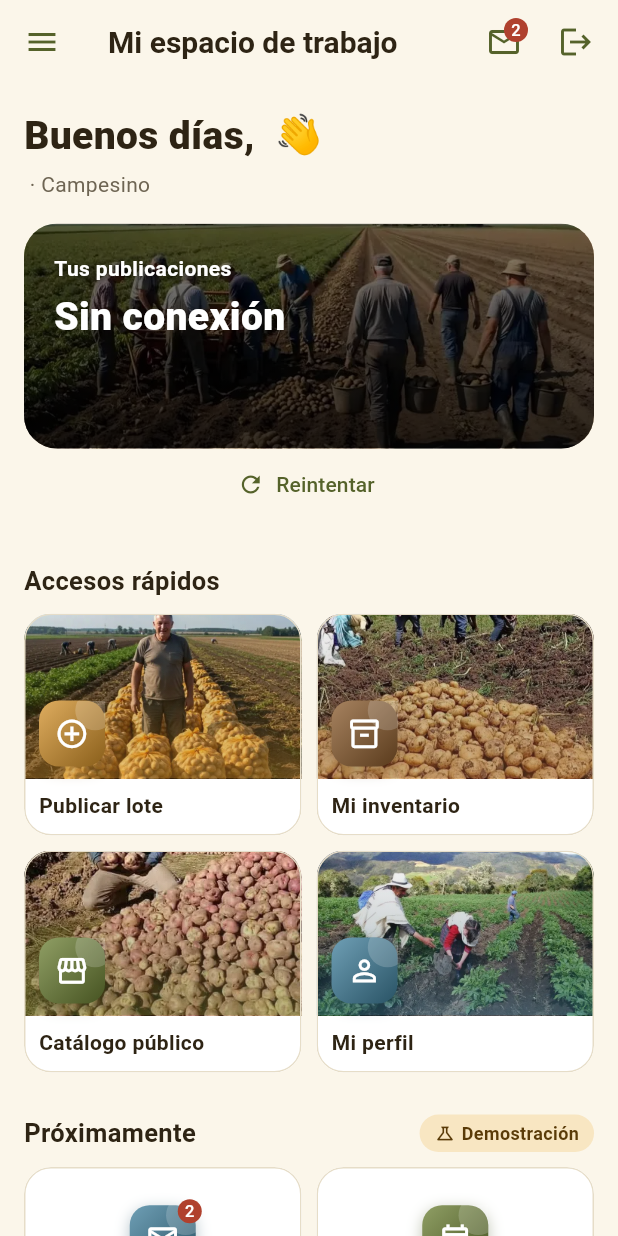
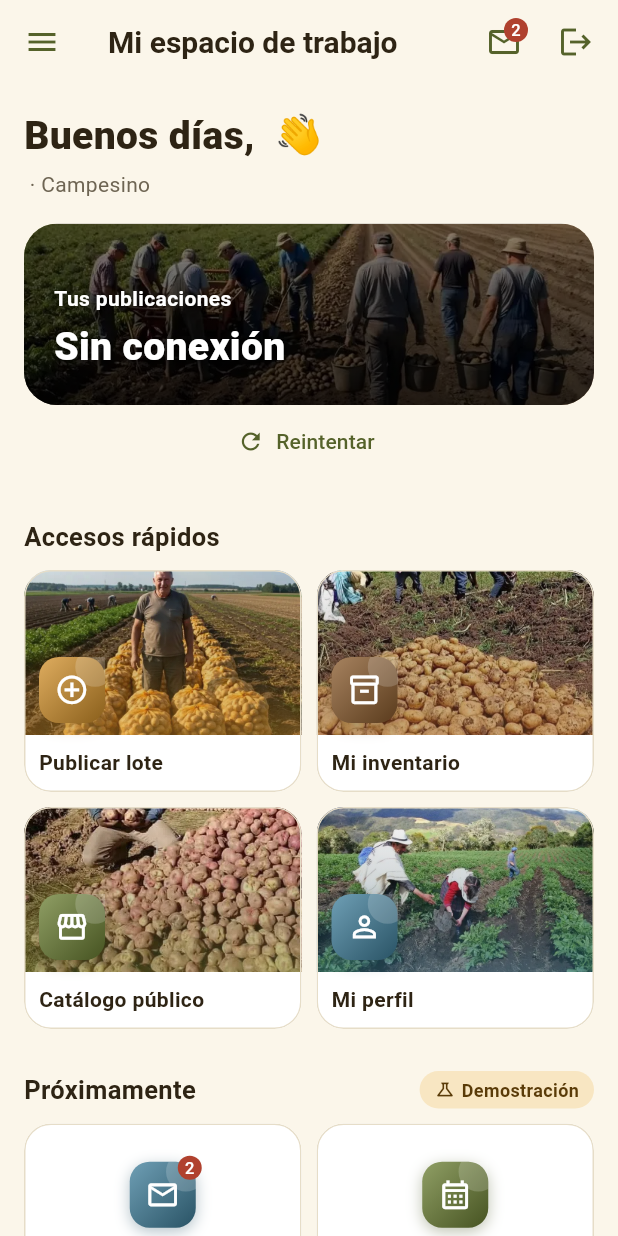
Before and after one commit to fjmv7/PAPACOL, a Flutter app: the InicioProductorScreen screen opened directly, on a phone screen of 412 x 824 dp. Run offline on Flutter 3.47's test engine with Material 3 defaults, Android fonts, the phone set to English and light mode, and no system bars; our stand-ins replace shared_preferences; accounts and stored records are empty; network calls fail.

Commit message:
fix(ui): sin desbordes con datos largos ni letra grande en ninguna pantalla
- Detalle del lote: municipio y precio bajan de línea en vez de salirse.
- Tarjeta de lote: el estado va en su propia línea y el precio se ajusta
  a un ancho máximo.
- Panel del campesino: el encabezado crece si el valor ocupa dos líneas.
- Explorar: la fila de variedades crece con el tamaño de letra.
- La prueba de desbordes recorre ahora todas las pantallas, con datos
  largos y letra al 100 %, 130 % y 150 %.

```diff
--- a/frontend/lib/screens/explorar_screens.dart
+++ b/frontend/lib/screens/explorar_screens.dart
@@ -44,7 +44,8 @@ class ExplorarVista extends StatelessWidget {
         const SizedBox(height: 16),
         const TituloSeccion('Variedades de papa'),
         SizedBox(
-          height: 176,
+          // La altura crece con el tamaño de letra del celular.
+          height: 136 + 34 * MediaQuery.textScalerOf(context).scale(1),
           child: ListView.separated(
             scrollDirection: Axis.horizontal,
             itemCount: fichasVariedades.length,
--- a/frontend/lib/screens/inicio_productor_screen.dart
+++ b/frontend/lib/screens/inicio_productor_screen.dart
@@ -120,14 +120,16 @@ class _InicioProductorScreenState extends State<InicioProductorScreen> {
             const SizedBox(height: 16),
             EncabezadoFoto(
               ruta: Fotos.recoleccionBaldes,
-              alto: 150,
+              // Sin alto fijo: crece si el valor en oferta ocupa dos líneas.
+              alto: null,
               radio: 22,
               child: Padding(
-                padding: const EdgeInsets.all(20),
+                padding: const EdgeInsets.fromLTRB(20, 40, 20, 20),
                 child:
                     Row(crossAxisAlignment: CrossAxisAlignment.end, children: [
                   Expanded(
                     child: Column(
+                        mainAxisSize: MainAxisSize.min,
                         crossAxisAlignment: CrossAxisAlignment.start,
                         children: [
                           const Text('Tus publicaciones',
@@ -145,10 +147,13 @@ class _InicioProductorScreenState extends State<InicioProductorScreen> {
                               style: const TextStyle(
                                   color: Colors.white,
                                   fontSize: 26,
-                                  fontWeight: FontWeight.w800)),
+                                  fontWeight: FontWeight.w800,
+                                  shadows: sombraTexto)),
                           if (_lotes != null)
-                            Text('$bultos bultos · ${pesos(valor)} en oferta',
-                                style: const TextStyle(color: Colors.white)),
+                            Text(
+                                '${miles(bultos)} bultos · ${pesos(valor)} en oferta',
+                                style: const TextStyle(
+                                    color: Colors.white, shadows: sombraTexto)),
                         ]),
                   ),
                 ]),
```
Also changed, not shown: frontend/lib/screens/lote_detalle_screen.dart (+15 -4 lines), frontend/lib/widgets/lote_card.dart (+28 -12 lines), 2 other files.
